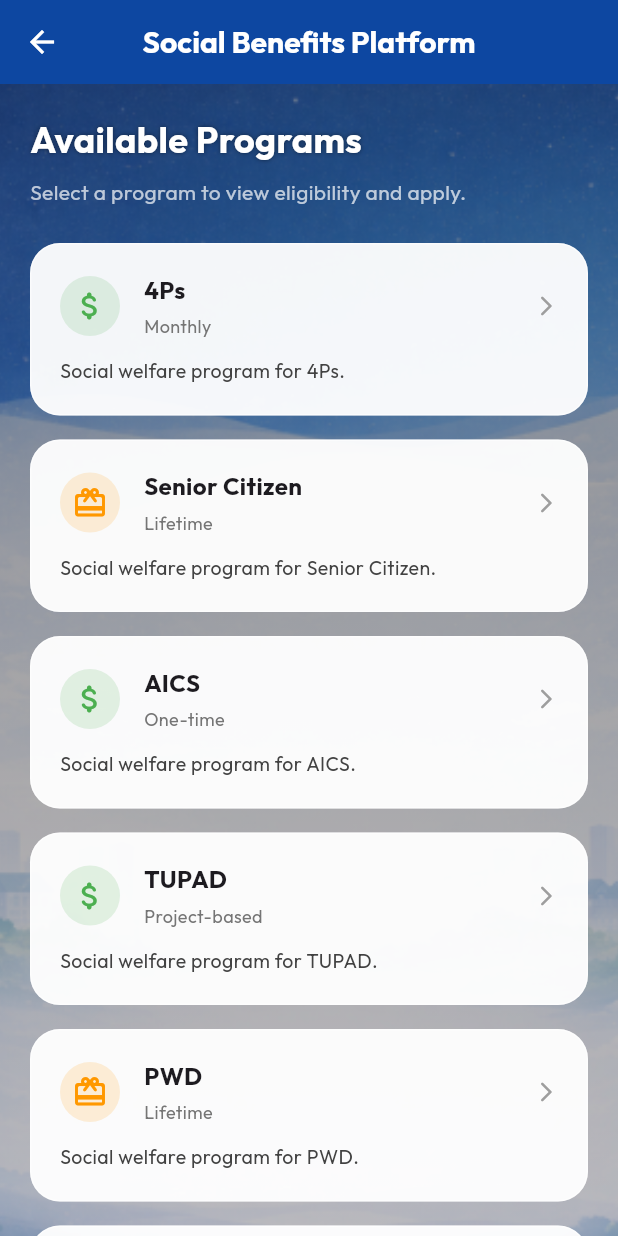
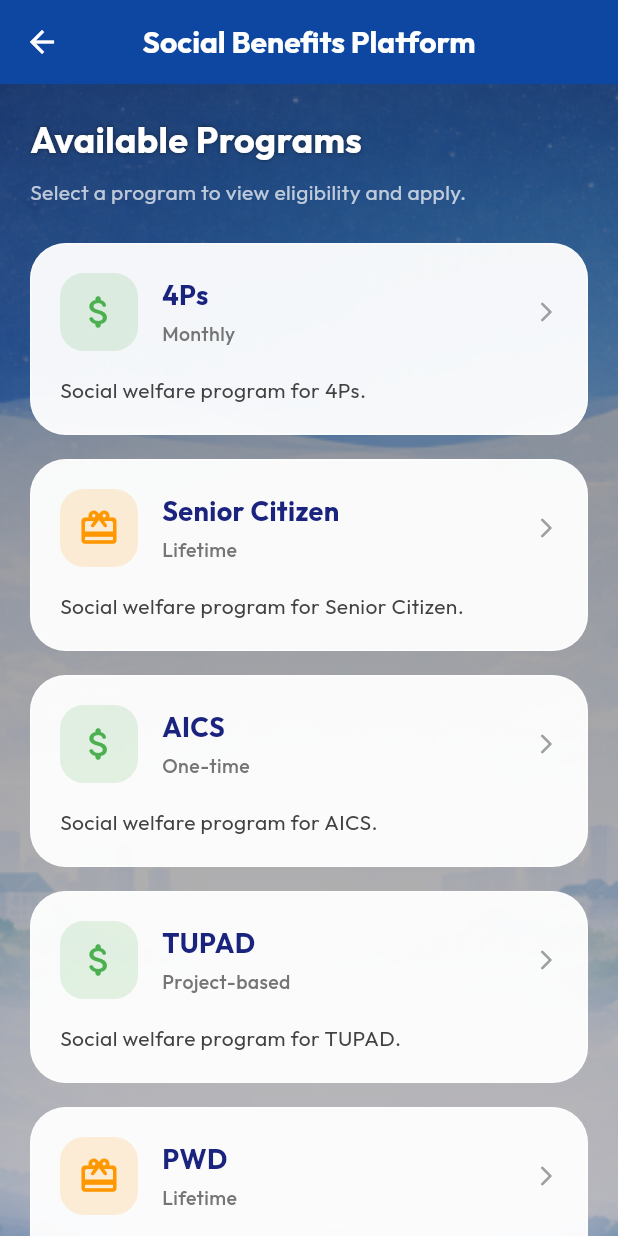
Before and after one commit to gab-hub-you/gsiacflutter, a Flutter app: the DashboardScreen screen opened directly, after a tap on "Apply", on a phone screen of 412 x 824 dp. Run offline on Flutter 3.47's test engine with Material 3 defaults, Android fonts, the phone set to English and light mode, and no system bars; drawn by our look-alikes of flutter_animate; our stand-ins replace connectivity_plus, file_picker, flutter_dotenv, google_fonts, image_picker, supabase_flutter; accounts and stored records are empty; network calls fail.

Commit message:
social benefits adding ui

```diff
--- a/lib/screens/apply_beneficiary_screen.dart
+++ b/lib/screens/apply_beneficiary_screen.dart
@@ -9,14 +9,14 @@ import '../providers/beneficiary_provider.dart';
 import 'citizen_validation_screen.dart';
 
 class ApplyBeneficiaryScreen extends StatefulWidget {
-  const ApplyBeneficiaryScreen({super.key});
+  final BeneficiaryProgram program;
+  const ApplyBeneficiaryScreen({super.key, required this.program});
 
   @override
   State<ApplyBeneficiaryScreen> createState() => _ApplyBeneficiaryScreenState();
 }
 
 class _ApplyBeneficiaryScreenState extends State<ApplyBeneficiaryScreen> {
-  BeneficiaryProgram? _selectedProgram;
   final Map<String, PlatformFile> _attachedFiles = {}; // Maps requirement name to file
 
   void _pickFile(String requirement) async {
@@ -29,10 +29,8 @@ class _ApplyBeneficiaryScreenState extends State<ApplyBeneficiaryScreen> {
   }
 
   void _submitApplication() async {
-    if (_selectedProgram == null) return;
-
     // Check if all requirements have a file
-    for (var req in _selectedProgram!.requirements) {
+    for (var req in widget.program.requirements) {
       if (!_attachedFiles.containsKey(req)) {
         ScaffoldMessenger.of(context).showSnackBar(
           SnackBar(content: Text('Please upload: $req')),
@@ -58,7 +56,7 @@ class _ApplyBeneficiaryScreenState extends State<ApplyBeneficiaryScreen> {
       final provider = Provider.of<BeneficiaryProvider>(context, listen: false);
       final trackingId = await provider.submitApplication(
         citizenId: user.id,
-        program: _selectedProgram!,
+        program: widget.program,
         docs: _attachedFiles.values.map((f) => {
           'name': f.name,
           'bytes': f.bytes,
@@ -76,6 +74,54 @@ class _ApplyBeneficiaryScreenState extends State<ApplyBeneficiaryScreen> {
         );
       }
     }
+  }
+
+  // ... (Dialog methods remain same)
+
+  @override
+  Widget build(BuildContext context) {
+    return Scaffold(
+      extendBodyBehindAppBar: true,
+      backgroundColor: Colors.transparent,
+      appBar: AppBar(
+        backgroundColor: const Color(0xFF0D47A1),
+        elevation: 0,
+        iconTheme: const IconThemeData(color: Colors.white),
+        title: const Text(
+          'Benefit Application',
+          style: TextStyle(color: Colors.white, fontWeight: FontWeight.bold),
+        ),
+      ),
+      body: Stack(
+        fit: StackFit.expand,
+        children: [
+          Positioned.fill(
+            child: Image.asset(
+              'lib/assets/image/bg.webp',
+              fit: BoxFit.cover,
+              alignment: Alignment.topCenter,
+            ),
+          ),
+          Positioned.fill(
+            child: Container(
+              decoration: BoxDecoration(
+                gradient: LinearGradient(
+                  begin: Alignment.topCenter,
+                  end: Alignment.bottomCenter,
+                  colors: [
+                    Colors.black.withValues(alpha: 0.45),
+                    Colors.black.withValues(alpha: 0.25),
+                  ],
+                ),
+              ),
+            ),
+          ),
+          SafeArea(
+            child: _buildApplicationForm(),
+          ),
+        ],
+      ),
+    );
   }
 
   void _showVerificationDialog() {
@@ -140,151 +186,12 @@ class _ApplyBeneficiaryScreenState extends State<ApplyBeneficiaryScreen> {
           TextButton(
             onPressed: () {
               Navigator.pop(ctx);
-              Navigator.pop(context); // Go back to dashboard
+              Navigator.pop(context); // Go back to details
+              Navigator.pop(context); // Go back to list
             },
-            child: const Text('Back to Dashboard'),
+            child: const Text('Back to Programs'),
           ),
         ],
-      ),
-    );
-  }
-
-  @override
-  Widget build(BuildContext context) {
-    final provider = context.watch<BeneficiaryProvider>();
-    final programs = provider.programs;
-
-    return Scaffold(
-      extendBodyBehindAppBar: true,
-      backgroundColor: Colors.transparent,
-      appBar: AppBar(
-        backgroundColor: const Color(0xFF0D47A1),
-        elevation: 0,
-        iconTheme: const IconThemeData(color: Colors.white),
-        title: const Text(
-          'Social Benefits Platform',
-          style: TextStyle(color: Colors.white, fontWeight: FontWeight.bold),
-        ),
-      ),
-      body: Stack(
-        fit: StackFit.expand,
-        children: [
-          Positioned.fill(
-            child: Image.asset(
-              'lib/assets/image/bg.webp',
-              fit: BoxFit.cover,
-              alignment: Alignment.topCenter,
-            ),
-          ),
-          Positioned.fill(
-            child: Container(
-              decoration: BoxDecoration(
-                gradient: LinearGradient(
-                  begin: Alignment.topCenter,
-                  end: Alignment.bottomCenter,
-                  colors: [
-                    Colors.black.withValues(alpha: 0.45),
-                    Colors.black.withValues(alpha: 0.25),
-                  ],
-                ),
-              ),
-            ),
-          ),
-          SafeArea(
-            child: _selectedProgram == null
-                ? _buildProgramList(programs)
-                : _buildApplicationForm(),
-          ),
-        ],
-      ),
-    );
-  }
-
-  Widget _buildProgramList(List<BeneficiaryProgram> programs) {
-    return SingleChildScrollView(
-      padding: const EdgeInsets.all(20),
-      child: Column(
-        crossAxisAlignment: CrossAxisAlignment.start,
-        children: [
-          const Text(
-            'Available Programs',
-            style: TextStyle(color: Colors.white, fontSize: 24, fontWeight: FontWeight.bold, shadows: [Shadow(color: Colors.black45, blurRadius: 4)]),
-          ).animate().fadeIn().slideX(),
-          const SizedBox(height: 8),
-          const Text(
-            'Select a program to view eligibility and apply.',
-            style: TextStyle(color: Colors.white70, fontSize: 14),
-          ).animate().fadeIn(delay: 100.ms),
-          const SizedBox(height: 24),
-          ...programs.asMap().entries.map((entry) {
-            final index = entry.key;
-            final program = entry.value;
-            return _buildProgramCard(program).animate().fadeIn(delay: (200 + index * 100).ms).slideY(begin: 0.2);
-          }),
-        ],
-      ),
-    );
-  }
-
-  Widget _buildProgramCard(BeneficiaryProgram program) {
-    IconData icon;
-    Color color;
-    switch (program.type) {
-      case BenefitType.financial:
-        icon = Icons.attach_money_rounded;
-        color = Colors.green;
-        break;
-      case BenefitType.medical:
-        icon = Icons.medical_services_rounded;
-        color = Colors.redAccent;
-        break;
-      case BenefitType.scholarship:
-        icon = Icons.school_rounded;
-        color = Colors.blue;
-        break;
-      default:
-        icon = Icons.card_giftcard_rounded;
-        color = Colors.orange;
-    }
-
-    return Card(
-      margin: const EdgeInsets.only(bottom: 16),
-      color: Colors.white.withValues(alpha: 0.95),
-      elevation: 0,
-      shape: RoundedRectangleBorder(borderRadius: BorderRadius.circular(20), side: BorderSide(color: Colors.white.withValues(alpha: 0.5))),
-      child: InkWell(
-        borderRadius: BorderRadius.circular(20),
-        onTap: () => setState(() => _selectedProgram = program),
-        child: Padding(
-          padding: const EdgeInsets.all(20),
-          child: Column(
-            crossAxisAlignment: CrossAxisAlignment.start,
-            children: [
-              Row(
-                children: [
-                  CircleAvatar(
-                    backgroundColor: color.withValues(alpha: 0.15),
-                    child: Icon(icon, color: color),
-                  ),
-                  const SizedBox(width: 16),
-                  Expanded(
-                    child: Column(
-                      crossAxisAlignment: CrossAxisAlignment.start,
-                      children: [
-                        Text(program.name, style: const TextStyle(fontWeight: FontWeight.bold, fontSize: 16)),
-                        const SizedBox(height: 4),
-                        Text(program.paymentSchedule, style: TextStyle(color: Colors.grey[600], fontSize: 12)),
-                      ],
-                    ),
-                  ),
-                  const Icon(Icons.arrow_forward_ios_rounded, color: Colors.grey, size: 16),
-                ],
-              ),
-              const SizedBox(height: 12),
-              Text(program.description, style: TextStyle(color: Colors.grey[800], fontSize: 13)),
-            ],
-          ),
-        ),
       ),
     );
   }
@@ -298,37 +205,23 @@ class _ApplyBeneficiaryScreenState extends State<ApplyBeneficiaryScreen> {
       child: Column(
         crossAxisAlignment: CrossAxisAlignment.start,
         children: [
-          Row(
-            children: [
-              IconButton(
-                onPressed: () => setState(() {
-                  _selectedProgram = null;
-                  _attachedFiles.clear();
-                }),
-                icon: const Icon(Icons.arrow_back, color: Colors.white),
-              ),
-              Expanded(
-                child: Text(
-                  'Apply for ${_selectedProgram!.name}',
-                  style: const TextStyle(color: Colors.white, fontSize: 18, fontWeight: FontWeight.bold),
-                  overflow: TextOverflow.ellipsis,
-                ),
-              ),
-            ],
-          ),
+          Text(
+            'Applying for ${widget.program.name}',
+            style: const TextStyle(color: Colors.white, fontSize: 20, fontWeight: FontWeight.bold),
+          ).animate().fadeIn().slideX(),
           const SizedBox(height: 24),
           _buildFormSection(
             title: 'Program Eligibility & Benefits',
             child: Column(
               crossAxisAlignment: CrossAxisAlignment.start,
               children: [
-                Text(_selectedProgram!.description, style: const TextStyle(fontSize: 14)),
+                Text(widget.program.description, style: const TextStyle(fontSize: 14)),
                 const SizedBox(height: 12),
-                if (_selectedProgram!.amount != null) ...[
-                  Text('Benefit Amount: PHP ${_selectedProgram!.amount}', style: const TextStyle(fontWeight: FontWeight.bold)),
+                if (widget.program.amount != null) ...[
+                  Text('Benefit Amount: PHP ${widget.program.amount}', style: const TextStyle(fontWeight: FontWeight.bold)),
                   const SizedBox(height: 4),
                 ],
-                Text('Schedule: ${_selectedProgram!.paymentSchedule}', style: const TextStyle(fontWeight: FontWeight.w500)),
+                Text('Schedule: ${widget.program.paymentSchedule}', style: const TextStyle(fontWeight: FontWeight.w500)),
               ],
             ),
           ).animate().fadeIn().slideY(),
@@ -359,7 +252,7 @@ class _ApplyBeneficiaryScreenState extends State<ApplyBeneficiaryScreen> {
                   style: TextStyle(color: Colors.grey, fontSize: 12, fontStyle: FontStyle.italic),
                 ),
                 const SizedBox(height: 16),
-                ..._selectedProgram!.requirements.map((req) => Padding(
+                ...widget.program.requirements.map((req) => Padding(
                   padding: const EdgeInsets.only(bottom: 12.0),
                   child: Column(
                     crossAxisAlignment: CrossAxisAlignment.start,
--- a/lib/screens/dashboard_screen.dart
+++ b/lib/screens/dashboard_screen.dart
@@ -9,7 +9,7 @@ import 'request_document_screen.dart';
 import 'my_requests_screen.dart';
 import 'profile_screen.dart';
 import 'notification_screen.dart';
-import 'apply_beneficiary_screen.dart';
+import 'social_benefits_screen.dart';
 import 'my_beneficiary_applications_screen.dart';
 import '../providers/notification_provider.dart';
 import '../providers/beneficiary_provider.dart';
@@ -402,7 +402,7 @@ class _DashboardScreenState extends State<DashboardScreen> {
               sub: 'Social Benefits',
               bg: const Color(0xFFF1F8E9),
               iconColor: const Color(0xFF43A047),
-              target: const ApplyBeneficiaryScreen(),
+              target: const SocialBenefitsScreen(),
               delay: 300,
             ),
             _buildServiceTile(
--- /dev/null
+++ b/lib/screens/social_benefits_screen.dart
@@ -0,0 +1,195 @@
+import 'package:flutter/material.dart';
+import 'package:provider/provider.dart';
+import 'package:flutter_animate/flutter_animate.dart';
+import '../models/beneficiary_program.dart';
+import '../providers/beneficiary_provider.dart';
+import 'program_details_screen.dart';
+
+class SocialBenefitsScreen extends StatelessWidget {
+  const SocialBenefitsScreen({super.key});
+
+  @override
+  Widget build(BuildContext context) {
+    final provider = context.watch<BeneficiaryProvider>();
+    final programs = provider.programs;
+
+    return Scaffold(
+      extendBodyBehindAppBar: true,
+      backgroundColor: Colors.transparent,
+      appBar: AppBar(
+        backgroundColor: const Color(0xFF0D47A1),
+        elevation: 0,
+        iconTheme: const IconThemeData(color: Colors.white),
+        title: const Text(
+          'Social Benefits Platform',
+          style: TextStyle(color: Colors.white, fontWeight: FontWeight.bold),
+        ),
+      ),
+      body: Stack(
+        fit: StackFit.expand,
+        children: [
+          Positioned.fill(
+            child: Image.asset(
+              'lib/assets/image/bg.webp',
+              fit: BoxFit.cover,
+              alignment: Alignment.topCenter,
+            ),
+          ),
+          Positioned.fill(
+            child: Container(
+              decoration: BoxDecoration(
+                gradient: LinearGradient(
+                  begin: Alignment.topCenter,
+                  end: Alignment.bottomCenter,
+                  colors: [
+                    Colors.black.withValues(alpha: 0.45),
+                    Colors.black.withValues(alpha: 0.25),
+                  ],
+                ),
+              ),
+            ),
+          ),
+          SafeArea(
+            child: SingleChildScrollView(
+              padding: const EdgeInsets.all(20),
+              child: Column(
+                crossAxisAlignment: CrossAxisAlignment.start,
+                children: [
+                   const Text(
+                    'Available Programs',
+                    style: TextStyle(
+                      color: Colors.white,
+                      fontSize: 24,
+                      fontWeight: FontWeight.bold,
+                      shadows: [Shadow(color: Colors.black45, blurRadius: 4)]
+                    ),
+                  ).animate().fadeIn().slideX(),
+                  const SizedBox(height: 8),
+                  const Text(
+                    'Select a program to view eligibility and apply.',
+                    style: TextStyle(color: Colors.white70, fontSize: 14),
+                  ).animate().fadeIn(delay: 100.ms),
+                  const SizedBox(height: 24),
+                  if (programs.isEmpty)
+                    const Center(
+                      child: Padding(
+                        padding: EdgeInsets.only(top: 100),
+                        child: CircularProgressIndicator(color: Colors.white),
+                      ),
+                    )
+                  else
+                    ...programs.asMap().entries.map((entry) {
+                      final index = entry.key;
+                      final program = entry.value;
+                      return _buildProgramCard(context, program)
+                          .animate()
+                          .fadeIn(delay: (200 + index * 100).ms)
+                          .slideY(begin: 0.2);
+                    }),
+                ],
+              ),
+            ),
+          ),
+        ],
+      ),
+    );
+  }
+
+  Widget _buildProgramCard(BuildContext context, BeneficiaryProgram program) {
+    IconData icon;
+    Color color;
+    switch (program.type) {
+      case BenefitType.financial:
+        icon = Icons.attach_money_rounded;
+        color = Colors.green;
+        break;
+      case BenefitType.medical:
+        icon = Icons.medical_services_rounded;
+        color = Colors.redAccent;
+        break;
+      case BenefitType.scholarship:
+        icon = Icons.school_rounded;
+        color = Colors.blue;
+        break;
+      default:
+        icon = Icons.card_giftcard_rounded;
+        color = Colors.orange;
+    }
+
+    return Card(
+      margin: const EdgeInsets.only(bottom: 16),
+      color: Colors.white.withValues(alpha: 0.95),
+      elevation: 0,
+      shape: RoundedRectangleBorder(
+        borderRadius: BorderRadius.circular(24),
+        side: BorderSide(color: Colors.white.withValues(alpha: 0.5)),
+      ),
+      child: InkWell(
+        borderRadius: BorderRadius.circular(24),
+        onTap: () => Navigator.push(
+          context,
+          MaterialPageRoute(
+            builder: (ctx) => ProgramDetailsScreen(program: program),
+          ),
+        ),
+        child: Padding(
+          padding: const EdgeInsets.all(20),
+          child: Column(
+            crossAxisAlignment: CrossAxisAlignment.start,
+            children: [
+              Row(
+                children: [
+                  Container(
+                    padding: const EdgeInsets.all(12),
+                    decoration: BoxDecoration(
+                      color: color.withValues(alpha: 0.15),
+                      borderRadius: BorderRadius.circular(16),
+                    ),
+                    child: Icon(icon, color: color, size: 28),
+                  ),
+                  const SizedBox(width: 16),
+                  Expanded(
+                    child: Column(
+                      crossAxisAlignment: CrossAxisAlignment.start,
+                      children: [
+                        Text(
+                          program.name,
+                          style: const TextStyle(
+                            fontWeight: FontWeight.bold,
+                            fontSize: 18,
+                            color: Color(0xFF1A237E),
+                          ),
+                        ),
+                        const SizedBox(height: 4),
+                        Text(
+                          program.paymentSchedule,
+                          style: TextStyle(
+                            color: Colors.grey[600],
+                            fontSize: 13,
+                            fontWeight: FontWeight.w500,
+                          ),
+                        ),
+                      ],
+                    ),
+                  ),
+                  const Icon(Icons.arrow_forward_ios_rounded, color: Colors.grey, size: 16),
+                ],
+              ),
+              const SizedBox(height: 16),
+              Text(
+                program.description,
+                style: TextStyle(
+                  color: Colors.grey[800],
+                  fontSize: 14,
+                  height: 1.4,
+                ),
+                maxLines: 2,
+                overflow: TextOverflow.ellipsis,
+              ),
+            ],
+          ),
+        ),
+      ),
+    );
+  }
+}
```
Also changed, not shown: lib/screens/program_details_screen.dart (added, +286 -0 lines).
